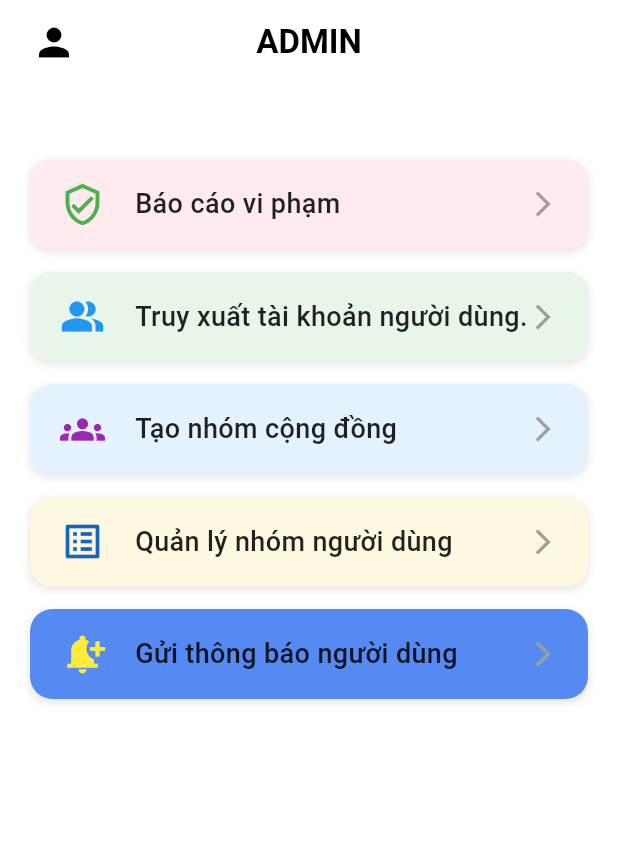
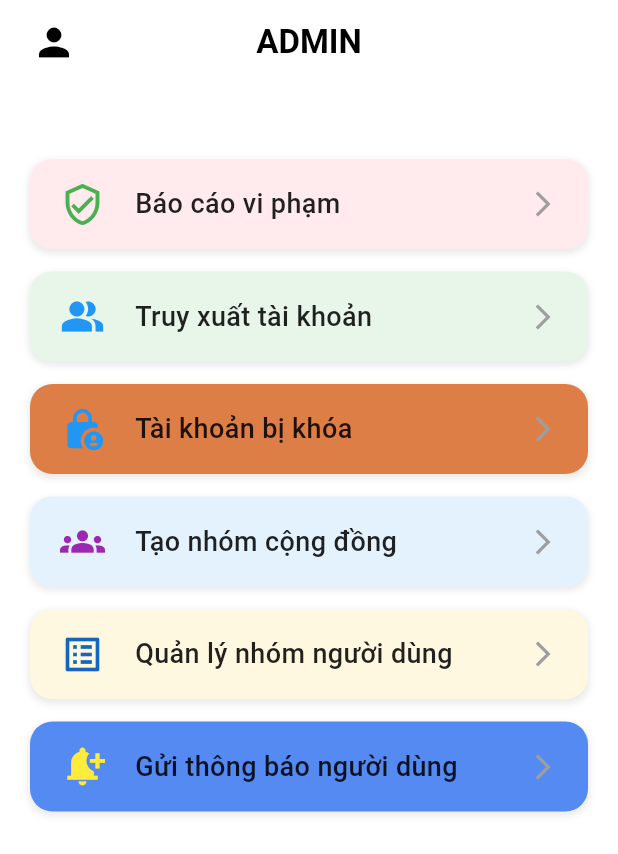
Before and after one commit to hieppro112/chuyenDe2_ver2.0, a Flutter app: the screen it shows after launch, on a phone screen of 412 x 824 dp. Shown: the top 854 px of the screen. Run offline on Flutter 3.47's test engine with Material 3 defaults, Android fonts, the phone set to English and light mode, and no system bars; our stand-ins replace cached_network_image, cloud_firestore, file_picker, firebase_auth, firebase_core, firebase_storage and 3 more; accounts and stored records are empty.

Commit message:
sửa lại đăng nhập user bắt  buộc phải viết hoa mail, up màn mình mở khóa ng dùng của admin

```diff
--- a/Chuyen_DE_2/Admin/giao_tiep_sv_admin/lib/Admin/Home.dart
+++ b/Chuyen_DE_2/Admin/giao_tiep_sv_admin/lib/Admin/Home.dart
@@ -3,6 +3,7 @@ import 'package:giao_tiep_sv_admin/Admin/duyet_nhom_admin/duyet_nhom_admin.dart'
 import 'package:giao_tiep_sv_admin/Gui_Thong_bao/view/Notifycation_Sceen.dart';
 import 'package:giao_tiep_sv_admin/Tao_nhom_cong_Dong/view/Create_group_community.dart';
 import 'package:giao_tiep_sv_admin/Truy_Xuat_TK_Screens/truy_xuat_tai_Khoan.dart';
+import 'package:giao_tiep_sv_admin/lock_person/lock_person.dart';
 import 'bao_cao_vi_pham.dart';
 
 class AdminScreen extends StatelessWidget {
@@ -60,7 +61,7 @@ class AdminScreen extends StatelessWidget {
               _buildAdminButton(
                 context,
                 icon: Icons.people_alt, // Icon người dùng
-                text: 'Truy xuất tài khoản người dùng.',
+                text: 'Truy xuất tài khoản',
                 color: const Color(0xFFE8F5E9), // Màu xanh lá nhạt
                 iconColor: Colors.blue, // Màu icon xanh dương
                 onPressed: () {
@@ -68,6 +69,22 @@ class AdminScreen extends StatelessWidget {
                   Navigator.push(
                     context,
                     MaterialPageRoute(builder: (context) => TruyXuatTaiKhoan()),
+                  );
+                },
+              ),
+              const SizedBox(height: 15),
+
+              _buildAdminButton(
+                context,
+                icon: Icons.lock_person, // Icon người dùng
+                text: 'Tài khoản bị khóa',
+                color: const Color.fromARGB(255, 222, 126, 71),
+                iconColor: Colors.blue, // Màu icon xanh dương
+                onPressed: () {
+                  // Xử lý khi nhấn nút
+                  Navigator.push(
+                    context,
+                    MaterialPageRoute(builder: (context) => LockPerson()),
                   );
                 },
               ),
--- a/Chuyen_DE_2/Admin/giao_tiep_sv_admin/lib/lock_person/lock_person.dart
+++ b/Chuyen_DE_2/Admin/giao_tiep_sv_admin/lib/lock_person/lock_person.dart
@@ -57,7 +57,7 @@ class _LockPersonState extends State<LockPerson> {
     }
   }
 
-  // 💡 HÀM ĐỂ MỞ KHÓA TÀI KHOẢN
+  //  HÀM ĐỂ MỞ KHÓA TÀI KHOẢN
   Future<void> _unlockUser(String userId, String facultyId) async {
     if (userId.isEmpty) return;
     try {
--- a/Chuyen_DE_2/User/giao_tiep_sv_user/lib/Login_register/dang_ki.dart
+++ b/Chuyen_DE_2/User/giao_tiep_sv_user/lib/Login_register/dang_ki.dart
@@ -79,7 +79,7 @@ class _DangKiState extends State<DangKi> {
     }
 
     final RegExp pattern = RegExp(
-      r'^[0-9]{5}([A-Za-z]{2})[0-9]{4}@mail\.tdc\.edu\.vn$',
+      r'^[0-9]{5}([A-Z]{2})[0-9]{4}@mail\.tdc\.edu\.vn$',
       caseSensitive: false,
     );
 
```
Also changed, not shown: Chuyen_DE_2/User/giao_tiep_sv_user/lib/Home_screen/Home/Home_screen/Group_create/nhom_cua_toi.dart (+26 -12 lines), Chuyen_DE_2/User/giao_tiep_sv_user/lib/Login_register/dang_nhap.dart (+21 -15 lines).
